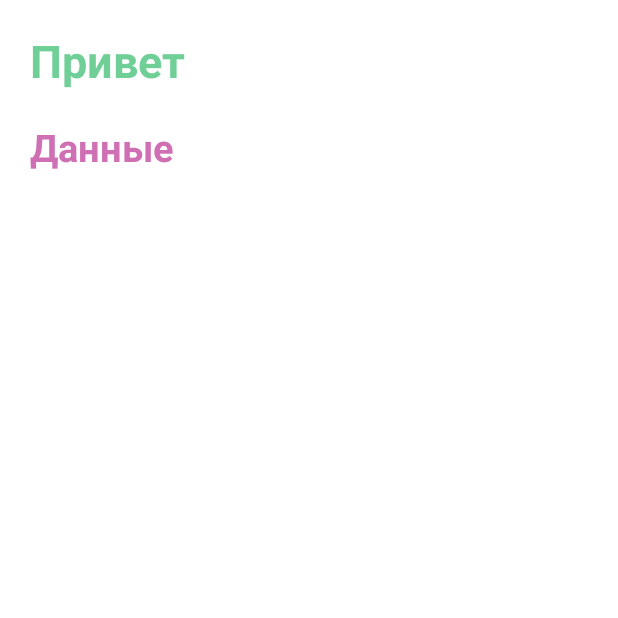
After one commit to AleksandraKlua/HW, an Android app: the MainMenuActivity screen opened directly, with no data from a screen before it, on a phone screen of 412 x 824 dp, the top half of it. The commit adds this screen. Run offline under Robolectric (Android 15) with nearby library versions, the phone set to English and light mode, and no system bars; 2 statements that could not run were skipped.

Commit message:
Added user info, the main menu, welcome message

```diff
--- a/app/src/main/AndroidManifest.xml
+++ b/app/src/main/AndroidManifest.xml
@@ -20,5 +20,8 @@
             </intent-filter>
         </activity>
 
+        <activity android:name=".MainMenuActivity"
+            android:theme="@style/AppTheme" />
+
     </application>
 </manifest>
--- /dev/null
+++ b/app/src/main/java/com/example/lesson1/MainMenuActivity.java
@@ -0,0 +1,42 @@
+package com.example.lesson1;
+
+import android.annotation.SuppressLint;
+import android.app.Activity;
+import android.content.Intent;
+import android.os.Bundle;
+import android.os.Parcelable;
+import android.widget.Button;
+import android.widget.TextView;
+
+public class MainMenuActivity extends Activity {
+
+    @SuppressLint("SetTextI18n")
+    @Override
+    protected void onCreate(Bundle savedInstanceState){
+        super.onCreate(savedInstanceState);
+        setContentView(R.layout.activity_main_menu);
+
+        findViewById(R.id.signin_message);
+        findViewById(R.id.user_info);
+
+        Intent intent = getIntent();
+        Bundle extras = intent.getExtras();
+        TextView message = findViewById(R.id.signin_message);
+        TextView userInfo = findViewById(R.id.user_info);
+        Parcelable user = intent.getParcelableExtra("User");
+        String email = ((User) user).getEmail();
+        String password = ((User) user).getPassword();
+
+        if(extras != null){
+            message.setText(extras.getString("Message", "Привет!"));
+        }else{
+            message.setText("Привет");
+        }
+
+        if(user != null){
+            userInfo.setText("Email: " + email +"\nПароль: " + password);
+        }else{
+            userInfo.setText("Данные");
+        }
+    }
+}
--- /dev/null
+++ b/app/src/main/res/layout-land/activity_main_menu.xml
@@ -0,0 +1,24 @@
+<?xml version="1.0" encoding="utf-8"?>
+<LinearLayout
+    xmlns:android="http://schemas.android.com/apk/res/android"
+    android:layout_width="match_parent"
+    android:layout_height="wrap_content"
+    android:layout_margin="20dp"
+    android:layout_gravity="center_horizontal"
+    android:orientation="vertical"
+    >
+
+    <TextView style="@style/Title"
+        android:id="@+id/signin_message"
+        android:layout_width="match_parent"
+        android:layout_height="wrap_content"
+        android:layout_marginBottom="20dp"
+        />
+
+    <TextView style="@style/MessageText"
+        android:id="@+id/user_info"
+        android:layout_width="match_parent"
+        android:layout_height="wrap_content"
+        />
+
+</LinearLayout>
--- a/app/src/main/res/layout/activity_main.xml
+++ b/app/src/main/res/layout/activity_main.xml
@@ -6,6 +6,4 @@
     android:layout_gravity="center"
     android:orientation="vertical"
     android:id="@+id/container"
-    >
-
-</LinearLayout>
+    />
--- /dev/null
+++ b/app/src/main/res/layout/activity_main_menu.xml
@@ -0,0 +1,24 @@
+<?xml version="1.0" encoding="utf-8"?>
+<LinearLayout
+    xmlns:android="http://schemas.android.com/apk/res/android"
+    android:layout_width="match_parent"
+    android:layout_height="wrap_content"
+    android:layout_margin="20dp"
+    android:layout_gravity="center_horizontal"
+    android:orientation="vertical"
+    >
+
+    <TextView style="@style/Title"
+        android:id="@+id/signin_message"
+        android:layout_width="match_parent"
+        android:layout_height="wrap_content"
+        android:layout_marginBottom="20dp"
+        />
+
+    <TextView style="@style/MessageText"
+        android:id="@+id/user_info"
+        android:layout_width="match_parent"
+        android:layout_height="wrap_content"
+        />
+
+</LinearLayout>
--- a/app/src/main/res/values/themes.xml
+++ b/app/src/main/res/values/themes.xml
@@ -38,7 +38,7 @@
 
     <style name="MessageText" parent="Widget.AppCompat.TextView">
         <item name="android:textColor">@color/salmon</item>
-        <item name="android:textSize">16sp</item>
+        <item name="android:textSize">25sp</item>
         <item name="android:textStyle">bold</item>
     </style>
 
```
Also changed, not shown: app/src/main/java/com/example/lesson1/RegisterFragment.java (+25 -19 lines), app/src/main/java/com/example/lesson1/SigninFragment.java (+22 -9 lines), app/src/main/java/com/example/lesson1/User.java (added, +51 -0 lines), app/src/main/res/layout-land/activity_main.xml (+11 -23 lines), app/src/main/res/layout-land/fragment_dialog.xml (renamed from app/src/main/res/layout/fragment_main.xml, +12 -12 lines), app/src/main/res/layout-land/fragment_register.xml (+23 -17 lines), app/src/main/res/layout-land/fragment_signin.xml (+18 -10 lines).
